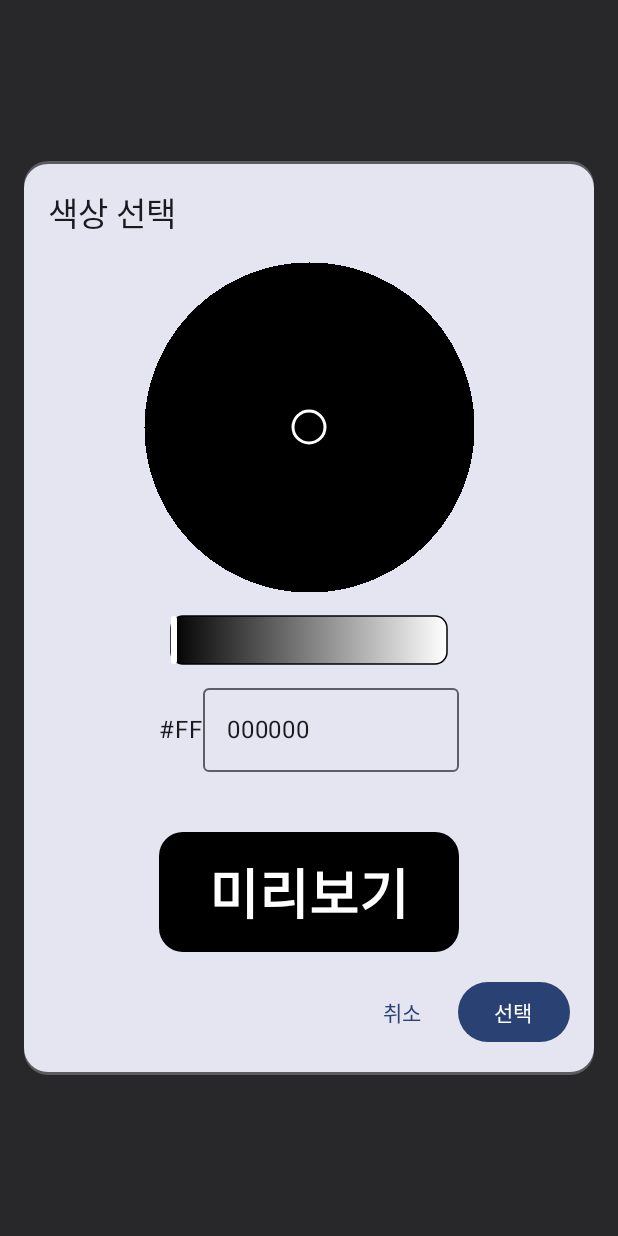
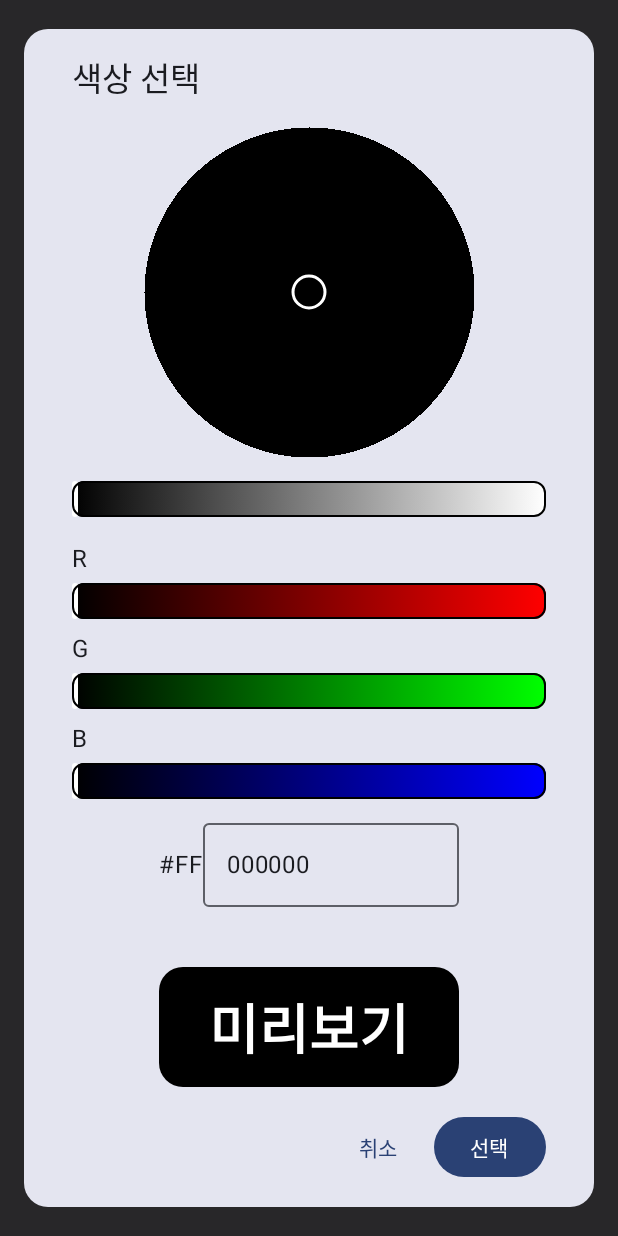
Before and after one commit to 15balloon/Big_Contacts, an Android app built with Jetpack Compose: the composable AddThemeDialog shown on its own in the app's theme, after a tap on "색상 선택", on a phone screen of 412 x 824 dp. Run offline under Robolectric (Android 15) with nearby library versions, the phone set to English and light mode, and no system bars; libraries missing offline, so code that uses them is left out: com.google.android.gms.

Commit message:
Feat: Add RGB sliders widget

```diff
--- a/app/src/main/java/com/l5balloon/bigcontacts/WidgetConfigActivity.kt
+++ b/app/src/main/java/com/l5balloon/bigcontacts/WidgetConfigActivity.kt
@@ -192,8 +192,7 @@ fun BrightnessSlider(
     hue: Float,
     saturation: Float,
     value: Float,
-    onValueChange: (Float) -> Unit,
-    modifier: Modifier = Modifier
+    onValueChange: (Float) -> Unit
 ) {
     // 그라데이션용 색상 샘플링 (10개)
     val colors = remember(hue, saturation) {
@@ -204,41 +203,114 @@ fun BrightnessSlider(
     }
 
     Box(
-        modifier = modifier
-            .height(32.dp)
+        modifier = Modifier
             .fillMaxWidth()
-            .padding(horizontal = 8.dp),
+            .height(24.dp)
+            .background(
+                brush = Brush.horizontalGradient(colors),
+                shape = RoundedCornerShape(8.dp)
+            )
+            .border(1.dp, Color.Black, RoundedCornerShape(8.dp)),
         contentAlignment = Alignment.Center
     ) {
-        // 트랙 그리기
-        Canvas(modifier = Modifier
-            .fillMaxWidth()
-            .height(56.dp)
-        ) {
-            drawRoundRect(
-                brush = Brush.horizontalGradient(colors),
-                cornerRadius = CornerRadius(8.dp.toPx(), 8.dp.toPx()),
-            )
-            // 검정색 border
-            drawRoundRect(
-                color = Color.Black,
-                size = size,
-                cornerRadius = CornerRadius(8.dp.toPx(), 8.dp.toPx()),
-                style = Stroke(width = 1.dp.toPx())
-            )
-        }
         Slider(
             value = value,
             onValueChange = onValueChange,
             valueRange = 0f..1f,
-            modifier = Modifier
-                .fillMaxWidth()
-                .height(56.dp),
+            modifier = Modifier.fillMaxWidth(),
             colors = SliderDefaults.colors(
                 thumbColor = Color.White,
                 activeTrackColor = Color.Transparent,
                 inactiveTrackColor = Color.Transparent
+            ),
+        )
+    }
+}
+
+@Composable
+fun RGBSlider(
+    value: Int,
+    onValueChange: (Int) -> Unit,
+    channel: String, // "R", "G", "B"
+    fixedR: Int,
+    fixedG: Int,
+    fixedB: Int,
+    modifier: Modifier = Modifier
+) {
+    // 트랙용 그라데이션 색상 계산
+    val gradientColors = remember(fixedR, fixedG, fixedB, channel) {
+        when (channel) {
+            "R" -> listOf(
+                Color(0, fixedG, fixedB),
+                Color(255, fixedG, fixedB)
             )
+            "G" -> listOf(
+                Color(fixedR, 0, fixedB),
+                Color(fixedR, 255, fixedB)
+            )
+            "B" -> listOf(
+                Color(fixedR, fixedG, 0),
+                Color(fixedR, fixedG, 255)
+            )
+            else -> listOf(Color.Black, Color.White)
+        }
+    }
+
+    Column(modifier = modifier) {
+        Text(channel, modifier = Modifier.padding(bottom = 4.dp))
+        Box(
+            modifier = Modifier
+                .fillMaxWidth()
+                .height(24.dp)
+                .background(
+                    brush = Brush.horizontalGradient(gradientColors),
+                    shape = RoundedCornerShape(8.dp)
+                )
+                .border(1.dp, Color.Black, RoundedCornerShape(8.dp)),
+            contentAlignment = Alignment.Center
+        ) {
+            Slider(
+                value = value.toFloat(),
+                onValueChange = { onValueChange(it.toInt()) },
+                valueRange = 0f..255f,
+                modifier = Modifier.fillMaxWidth(),
+                colors = SliderDefaults.colors(
+                    thumbColor = Color.White,
+                    activeTrackColor = Color.Transparent,
+                    inactiveTrackColor = Color.Transparent
+                )
+            )
+        }
+    }
+}
+
+@Composable
+fun RGBSliders(
+    r: Int, g: Int, b: Int,
+    onRChange: (Int) -> Unit,
+    onGChange: (Int) -> Unit,
+    onBChange: (Int) -> Unit
+) {
+    Column {
+        RGBSlider(
+            value = r,
+            onValueChange = onRChange,
+            channel = "R",
+            fixedR = r, fixedG = g, fixedB = b
+        )
+        Spacer(Modifier.height(8.dp))
+        RGBSlider(
+            value = g,
+            onValueChange = onGChange,
+            channel = "G",
+            fixedR = r, fixedG = g, fixedB = b
+        )
+        Spacer(Modifier.height(8.dp))
+        RGBSlider(
+            value = b,
+            onValueChange = onBChange,
+            channel = "B",
+            fixedR = r, fixedG = g, fixedB = b
         )
     }
 }
@@ -251,11 +323,18 @@ fun BitmapColorWheelPicker(
     size: Dp = 220.dp
 ) {
     // HSV 상태
-    val hsv by remember(initialColor) {
-        mutableStateOf(FloatArray(3).apply { android.graphics.Color.colorToHSV(initialColor.toArgb(), this) })
-    }
+    val hsv = remember { FloatArray(3) }
     var pickedColor by remember(initialColor) { mutableStateOf(initialColor) }
     var hexInput by remember(initialColor) { mutableStateOf(colorToHexNoAlpha(initialColor)) }
+    var rgb by remember(initialColor) {
+        mutableStateOf(
+            Triple(
+                (initialColor.red * 255).roundToInt(),
+                (initialColor.green * 255).roundToInt(),
+                (initialColor.blue * 255).roundToInt()
+            )
+        )
+    }
 
     // Bitmap 캐싱 (밝기(V) 바뀔 때마다 새로 생성)
     val density = LocalDensity.current
@@ -268,6 +347,11 @@ fun BitmapColorWheelPicker(
         val color = Color(colorInt)
         pickedColor = color
         hexInput = colorToHexNoAlpha(color)
+        rgb = Triple(
+            (color.red * 255).roundToInt(),
+            (color.green * 255).roundToInt(),
+            (color.blue * 255).roundToInt()
+        )
         onColorChanged(color)
     }
 
@@ -277,11 +361,28 @@ fun BitmapColorWheelPicker(
         if (color != null) {
             pickedColor = color
             android.graphics.Color.colorToHSV(color.toArgb(), hsv)
+            rgb = Triple(
+                (color.red * 255).roundToInt(),
+                (color.green * 255).roundToInt(),
+                (color.blue * 255).roundToInt()
+            )
             onColorChanged(color)
         }
     }
 
-    Column(modifier = modifier, horizontalAlignment = Alignment.CenterHorizontally) {
+    // Color 동기화 from RGB
+    fun updateColorFromRGB(r: Int, g: Int, b: Int) {
+        val color = Color(r, g, b)
+        pickedColor = color
+        android.graphics.Color.colorToHSV(color.toArgb(), hsv)
+        hexInput = colorToHexNoAlpha(color)
+        onColorChanged(color)
+    }
+
+    Column(
+        modifier = modifier.fillMaxWidth(),
+        horizontalAlignment = Alignment.CenterHorizontally
+    ) {
         // 컬러휠
         Box(
             modifier = Modifier
@@ -343,6 +444,7 @@ fun BitmapColorWheelPicker(
             }
         }
         Spacer(Modifier.height(16.dp))
+
         // 밝기 슬라이더
         BrightnessSlider(
             hue = hsv[0],
@@ -351,10 +453,30 @@ fun BitmapColorWheelPicker(
             onValueChange = {
                 hsv[2] = it
                 updateColorFromHSV()
-            },
-            modifier = Modifier.width(200.dp)
+            }
         )
         Spacer(Modifier.height(16.dp))
+
+        // RGB 슬라이더
+        RGBSliders(
+            r = rgb.first,
+            g = rgb.second,
+            b = rgb.third,
+            onRChange = { r ->
+                rgb = Triple(r, rgb.second, rgb.third)
+                updateColorFromRGB(r, rgb.second, rgb.third)
+            },
+            onGChange = { g ->
+                rgb = Triple(rgb.first, g, rgb.third)
+                updateColorFromRGB(rgb.first, g, rgb.third)
+            },
+            onBChange = { b ->
+                rgb = Triple(rgb.first, rgb.second, b)
+                updateColorFromRGB(rgb.first, rgb.second, b)
+            }
+        )
+        Spacer(Modifier.height(16.dp))
+
         // HEX 코드 입력
         Row(
             verticalAlignment = Alignment.CenterVertically,
@@ -366,7 +488,9 @@ fun BitmapColorWheelPicker(
                 onValueChange = {
                     val filtered = it.filter { c -> c.isLetterOrDigit() }.take(6).uppercase()
                     hexInput = filtered
-                    if (filtered.length == 6 && isValidHexNoAlpha(filtered)) updateColorFromHex(filtered)
+                    if (filtered.length == 6 && isValidHexNoAlpha(filtered)) {
+                        updateColorFromHex(filtered)
+                    }
                 },
                 singleLine = true,
                 modifier = Modifier.weight(1f)
@@ -401,7 +525,7 @@ fun ColorPickerDialog(
             Column(
                 modifier = Modifier
                     .fillMaxWidth()
-                    .padding(16.dp),
+                    .padding(vertical = 16.dp, horizontal = 32.dp),
                 verticalArrangement = Arrangement.spacedBy(16.dp),
                 horizontalAlignment = Alignment.CenterHorizontally
             ) {
@@ -493,7 +617,7 @@ fun AddThemeDialog(
             Column(
                 modifier = Modifier
                     .fillMaxWidth()
-                    .padding(16.dp),
+                    .padding(vertical = 16.dp, horizontal = 32.dp),
                 verticalArrangement = Arrangement.spacedBy(16.dp),
                 horizontalAlignment = Alignment.CenterHorizontally
             ) {
```
